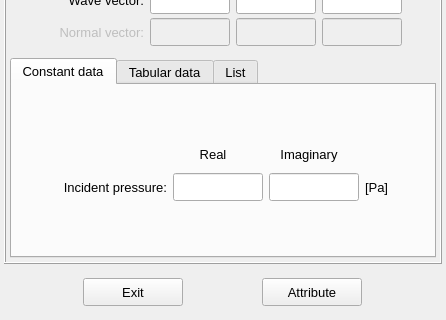
Above: vibra/interface/data/ui_files/model/acoustic/incident_plane_wave_inputs.ui from MOPT-UFSC/VIBRA before the change; both pictures show x 0 to 446 and y 180 to 500 of the 446 by 500 pixel window. Below: the same form after it.
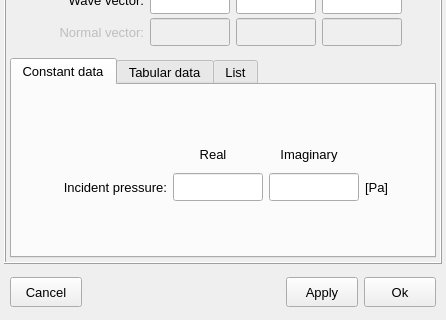
That is the form after the change. Icons and pictures are not drawn.

Patch:
```diff
--- a/vibra/interface/data/ui_files/model/acoustic/incident_plane_wave_inputs.ui
+++ b/vibra/interface/data/ui_files/model/acoustic/incident_plane_wave_inputs.ui
@@ -34,7 +34,6 @@
   <property name="font">
    <font>
     <pointsize>11</pointsize>
-    <weight>50</weight>
     <bold>false</bold>
    </font>
   </property>
@@ -1516,14 +1515,14 @@
     <widget class="QFrame" name="frame_11">
      <property name="minimumSize">
       <size>
-       <width>340</width>
+       <width>0</width>
        <height>48</height>
       </size>
      </property>
      <property name="maximumSize">
       <size>
        <width>16777215</width>
-       <height>100</height>
+       <height>48</height>
       </size>
      </property>
      <property name="frameShape">
@@ -1534,39 +1533,113 @@
      </property>
      <layout class="QGridLayout" name="gridLayout_14">
       <property name="leftMargin">
-       <number>0</number>
+       <number>6</number>
       </property>
       <property name="topMargin">
        <number>0</number>
       </property>
       <property name="rightMargin">
-       <number>0</number>
+       <number>6</number>
       </property>
       <property name="bottomMargin">
        <number>0</number>
       </property>
-      <property name="spacing">
+      <property name="verticalSpacing">
        <number>0</number>
       </property>
+      <item row="0" column="3">
+       <widget class="QPushButton" name="pushButton_apply_and_close">
+        <property name="minimumSize">
+         <size>
+          <width>72</width>
+          <height>30</height>
+         </size>
+        </property>
+        <property name="maximumSize">
+         <size>
+          <width>72</width>
+          <height>30</height>
+         </size>
+        </property>
+        <property name="font">
+         <font>
+          <pointsize>10</pointsize>
+          <italic>false</italic>
+          <bold>false</bold>
+         </font>
+        </property>
+        <property name="styleSheet">
+         <string notr="true"/>
+        </property>
+        <property name="text">
+         <string>Ok</string>
+        </property>
+        <property name="autoDefault">
+         <bool>false</bool>
+        </property>
+        <property name="default">
+         <bool>false</bool>
+        </property>
+        <property name="flat">
+         <bool>false</bool>
+        </property>
+       </widget>
+      </item>
+      <item row="0" column="2">
+       <widget class="QPushButton" name="pushButton_apply">
+        <property name="minimumSize">
+         <size>
+          <width>72</width>
+          <height>30</height>
+         </size>
+        </property>
+        <property name="maximumSize">
+         <size>
+          <width>72</width>
+          <height>30</height>
+         </size>
+        </property>
+        <property name="font">
+         <font>
+          <pointsize>10</pointsize>
+          <italic>false</italic>
+          <bold>false</bold>
+         </font>
+        </property>
+        <property name="styleSheet">
+         <string notr="true"/>
+        </property>
+        <property name="text">
+         <string>Apply</string>
+        </property>
+        <property name="autoDefault">
+         <bool>false</bool>
+        </property>
+        <property name="default">
+         <bool>false</bool>
+        </property>
+        <property name="flat">
+         <bool>false</bool>
+        </property>
+       </widget>
+      </item>
       <item row="0" column="0">
        <widget class="QPushButton" name="pushButton_exit">
         <property name="minimumSize">
          <size>
-          <width>100</width>
-          <height>28</height>
+          <width>72</width>
+          <height>30</height>
          </size>
         </property>
         <property name="maximumSize">
          <size>
-          <width>100</width>
-          <height>28</height>
+          <width>72</width>
+          <height>30</height>
          </size>
         </property>
         <property name="font">
          <font>
-          <family>MS Shell Dlg 2</family>
           <pointsize>10</pointsize>
-          <weight>50</weight>
           <italic>false</italic>
           <bold>false</bold>
          </font>
@@ -1575,46 +1648,31 @@
          <string notr="true"/>
         </property>
         <property name="text">
-         <string>Exit</string>
+         <string>Cancel</string>
         </property>
         <property name="autoDefault">
          <bool>false</bool>
         </property>
+        <property name="default">
+         <bool>false</bool>
+        </property>
+        <property name="flat">
+         <bool>false</bool>
+        </property>
        </widget>
       </item>
       <item row="0" column="1">
-       <widget class="QPushButton" name="pushButton_attribute">
-        <property name="minimumSize">
-         <size>
-          <width>100</width>
-          <height>28</height>
-         </size>
+       <spacer name="horizontalSpacer_17">
+        <property name="orientation">
+         <enum>Qt::Orientation::Horizontal</enum>
         </property>
-        <property name="maximumSize">
+        <property name="sizeHint" stdset="0">
          <size>
-          <width>100</width>
-          <height>28</height>
+          <width>40</width>
+          <height>20</height>
          </size>
         </property>
-        <property name="font">
-         <font>
-          <family>MS Shell Dlg 2</family>
-          <pointsize>10</pointsize>
-          <weight>50</weight>
-          <italic>false</italic>
-          <bold>false</bold>
-         </font>
-        </property>
-        <property name="styleSheet">
-         <string notr="true"/>
-        </property>
-        <property name="text">
-         <string>Attribute</string>
-        </property>
-        <property name="autoDefault">
-         <bool>false</bool>
-        </property>
-       </widget>
+       </spacer>
       </item>
      </layout>
     </widget>
```
Left out of the diff: 269 changed lines with no effect on the pictures.
